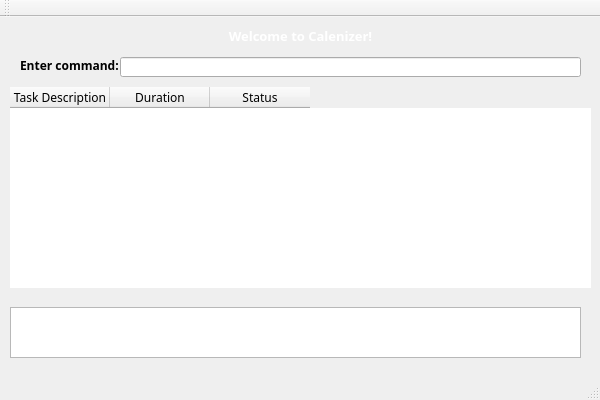
The window that CalenizerGUI/calenizergui.ui (tanshuyan/cs2103jan2014-f12-4c) describes before a commit, drawn with Qt 5.
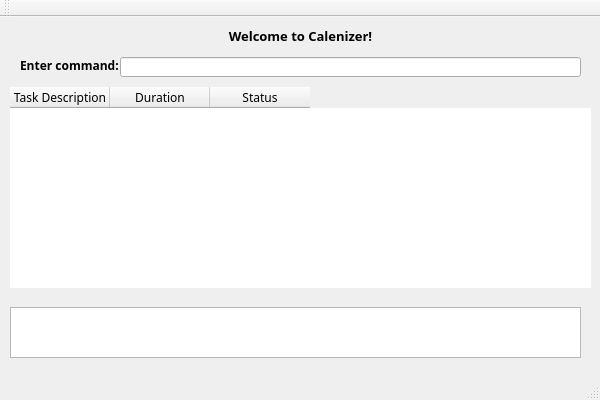
The same window after the commit.

Patch:
```diff
--- a/CalenizerGUI/calenizergui.ui
+++ b/CalenizerGUI/calenizergui.ui
@@ -81,7 +81,7 @@
      </font>
     </property>
     <property name="text">
-     <string>&lt;html&gt;&lt;head/&gt;&lt;body&gt;&lt;p align=&quot;center&quot;&gt;&lt;span style=&quot; font-size:10pt; font-weight:600; color:#ffffff;&quot;&gt;Welcome to Calenizer!&lt;/span&gt;&lt;/p&gt;&lt;/body&gt;&lt;/html&gt;</string>
+     <string>&lt;html&gt;&lt;head/&gt;&lt;body&gt;&lt;p align=&quot;center&quot;&gt;&lt;span style=&quot; font-weight:600; color:#000000;&quot;&gt;Welcome to Calenizer!&lt;/span&gt;&lt;/p&gt;&lt;/body&gt;&lt;/html&gt;</string>
     </property>
    </widget>
    <widget class="QTableWidget" name="tableWidget">
```
